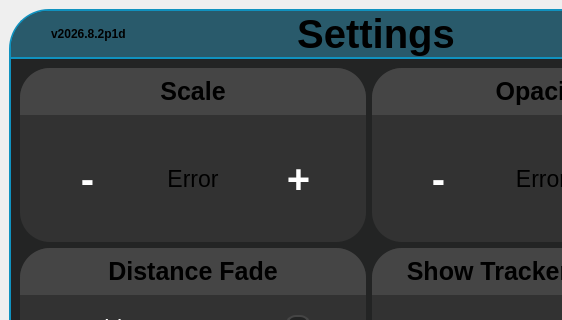
Qt form src/userinterface/panicdashboard.ui (Trixxle/SeamenPerformanceOverlay) before a commit; both pictures show x 0 to 562 and y 0 to 320 of the 733 by 790 pixel window.
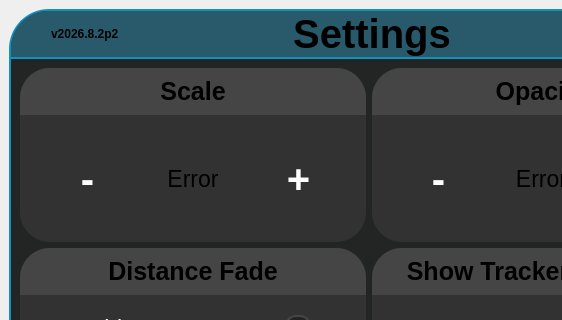
The same form after that commit. Icons and pictures are not drawn.

Commit message: Fixed the battery warnings not triggering. I forgot to make the connect

Diff of the .ui file:
```diff
--- a/src/userinterface/panicdashboard.ui
+++ b/src/userinterface/panicdashboard.ui
@@ -275,7 +275,7 @@
          <item>
           <widget class="QLabel" name="versionNumber">
            <property name="text">
-            <string>v2026.8.2p1d</string>
+            <string>v2026.8.2p2</string>
            </property>
           </widget>
          </item>
```
The commit also changes 1 other file.
